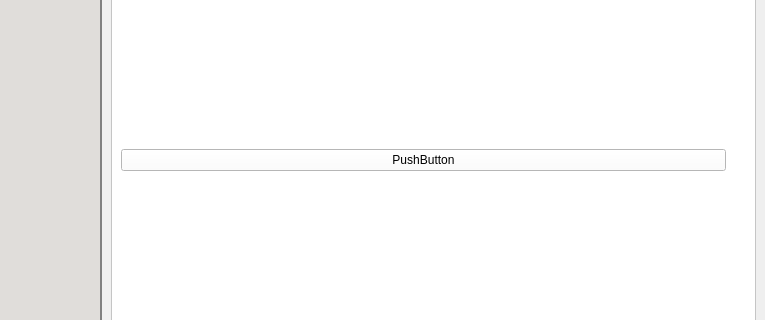
This is app/mainwindow.ui in baptistegasser/Bibliotheque_Photo as Qt 5 draws it before an edit; both pictures show x 148 to 913 and y 173 to 493 of the 913 by 628 pixel window. The edited form follows.
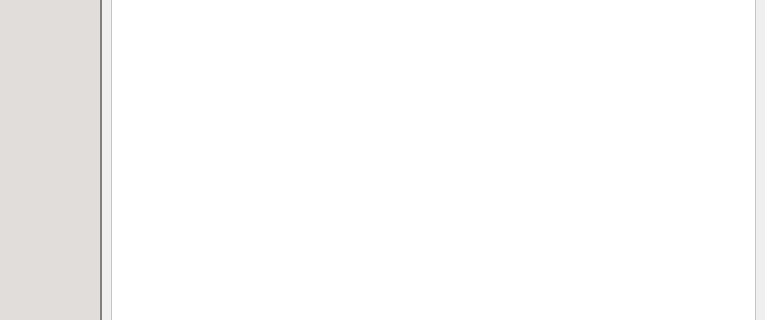
This is the edited form. Icons and pictures are not drawn. Custom widgets are drawn as their Qt base class.

```diff
--- a/app/mainwindow.ui
+++ b/app/mainwindow.ui
@@ -411,15 +411,7 @@
                  <height>546</height>
                 </rect>
                </property>
-               <layout class="QVBoxLayout" name="verticalLayout_4">
-                <item>
-                 <widget class="QPushButton" name="pushButton">
-                  <property name="text">
-                   <string>PushButton</string>
-                  </property>
-                 </widget>
-                </item>
-               </layout>
+               <layout class="QVBoxLayout" name="verticalLayout_4"/>
               </widget>
              </widget>
             </item>
```
